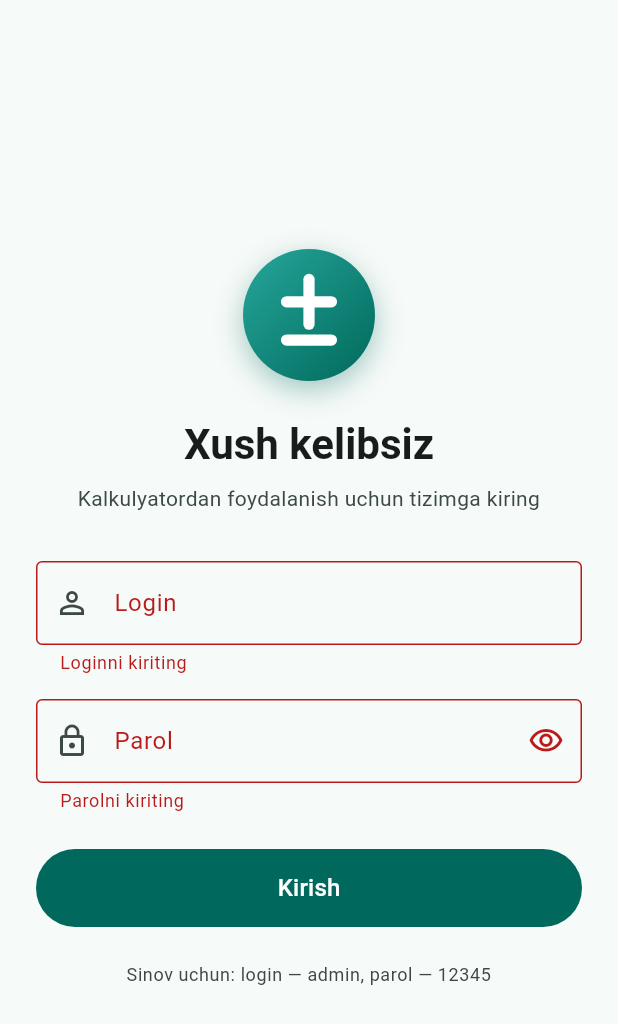
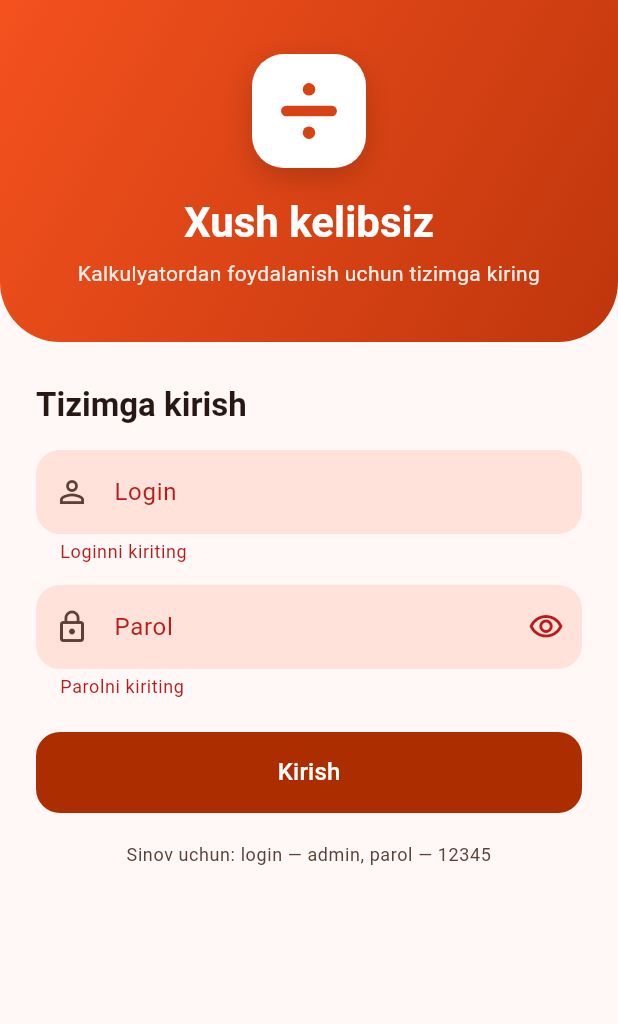
Before and after one commit to xNITE-oss/mobila-app, a Flutter app: the screen it shows after launch, after a tap on "Kirish", on a phone screen of 412 x 824 dp. Shown: the top 1024 px of the screen. Run offline on Flutter 3.47's test engine with Material 3 defaults, Android fonts, the phone set to English and light mode, and no system bars; our stand-ins replace material_ui.

Commit message:
Ilovaning yangi dizayni: to'q sariq ranglar, «÷» logotipi
- Asosiy rang to'q sariq; kalkulyatorning yuqori paneli rangli,
  sarlavha o'rtada.
- Kalkulyator ekrani alohida ramka ichida, tugmalar burchaklari
  yumaloq kvadrat shaklida.
- Tugmalar joylashuvi o'zgardi: o'chirish tugmasi yuqori qatorda,
  qavs tugmasi pastki qatorda.
- Login oynasi: yuqorida rangli sarlavha qismi, maydonlar to'ldirilgan
  fonda.
- Yangi logotip va ilova belgisi («÷»), README rasmlari yangilandi.

```diff
--- a/lib/main.dart
+++ b/lib/main.dart
@@ -14,7 +14,7 @@ class KalkulyatorApp extends StatelessWidget {
   const KalkulyatorApp({super.key});
 
   /// Butun ilova ranglari shu bitta rangdan hosil qilinadi.
-  static const Color _seedColor = Color(0xFF00897B);
+  static const Color _seedColor = Color(0xFFE64A19);
 
   @override
   Widget build(BuildContext context) {
--- a/lib/screens/calculator_screen.dart
+++ b/lib/screens/calculator_screen.dart
@@ -49,19 +49,22 @@ class _CalculatorScreenState extends State<CalculatorScreen> {
         _KeySpec(
           id: 'clear',
           label: 'AC',
-          kind: _KeyKind.action,
+          kind: _KeyKind.function,
           action: _engine.clear,
         ),
         _KeySpec(
-          id: 'parens',
-          label: '( )',
-          kind: _KeyKind.operator,
-          action: _engine.inputParenthesis,
+          id: 'backspace',
+          icon: Icons.backspace_outlined,
+          semanticLabel: "O'chirish",
+          kind: _KeyKind.function,
+          action: _engine.backspace,
+          // Uzoq bosib turilsa, hammasi tozalanadi.
+          longPressAction: _engine.clear,
         ),
         _KeySpec(
           id: 'percent',
           label: '%',
-          kind: _KeyKind.operator,
+          kind: _KeyKind.function,
           action: _engine.inputPercent,
         ),
         operator('divide', '÷', Sym.divide),
@@ -70,21 +73,18 @@ class _CalculatorScreenState extends State<CalculatorScreen> {
       [digit(4), digit(5), digit(6), operator('minus', '−', Sym.minus)],
       [digit(1), digit(2), digit(3), operator('plus', '+', Sym.plus)],
       [
+        _KeySpec(
+          id: 'parens',
+          label: '( )',
+          kind: _KeyKind.function,
+          action: _engine.inputParenthesis,
+        ),
         digit(0),
         _KeySpec(
           id: 'dot',
           label: '.',
           kind: _KeyKind.digit,
           action: _engine.inputDot,
-        ),
-        _KeySpec(
-          id: 'backspace',
-          icon: Icons.backspace_outlined,
-          semanticLabel: "O'chirish",
-          kind: _KeyKind.digit,
-          action: _engine.backspace,
-          // Uzoq bosib turilsa, hammasi tozalanadi.
-          longPressAction: _engine.clear,
         ),
         _KeySpec(
           id: 'equals',
@@ -160,17 +160,25 @@ class _CalculatorScreenState extends State<CalculatorScreen> {
   @override
   Widget build(BuildContext context) {
     final theme = Theme.of(context);
+    final scheme = theme.colorScheme;
+    // Yuqori panel rangi: yorug' mavzuda asosiy rang, qorong'i mavzuda
+    // uning to'qroq ko'rinishi.
+    final dark = theme.brightness == Brightness.dark;
+    final barColor = dark ? scheme.primaryContainer : scheme.primary;
+    final onBarColor = dark ? scheme.onPrimaryContainer : scheme.onPrimary;
 
     return Scaffold(
       appBar: AppBar(
+        centerTitle: true,
+        backgroundColor: barColor,
+        foregroundColor: onBarColor,
         title: Column(
-          crossAxisAlignment: CrossAxisAlignment.start,
           children: [
             const Text('Kalkulyator'),
             Text(
               'Foydalanuvchi: ${widget.username}',
               style: theme.textTheme.labelMedium?.copyWith(
-                color: theme.colorScheme.onSurfaceVariant,
+                color: onBarColor.withValues(alpha: 0.85),
               ),
             ),
           ],
@@ -272,8 +280,14 @@ class _Display extends StatelessWidget {
     return GestureDetector(
       behavior: HitTestBehavior.opaque,
       onLongPress: onLongPress,
-      child: Padding(
-        padding: const EdgeInsets.fromLTRB(24, 8, 24, 12),
+      child: Container(
+        margin: const EdgeInsets.fromLTRB(16, 12, 16, 14),
+        padding: const EdgeInsets.fromLTRB(20, 10, 20, 12),
+        decoration: BoxDecoration(
+          color: scheme.surfaceContainerLow,
+          borderRadius: BorderRadius.circular(28),
+          border: Border.all(color: scheme.outlineVariant),
+        ),
         child: LayoutBuilder(
           builder: (context, constraints) {
             return Align(
@@ -381,8 +395,9 @@ class _SingleLine extends StatelessWidget {
 // Tugmalar
 // -------------------------------------------------------------------------
 
-/// Tugma turi — rangini belgilaydi.
-enum _KeyKind { digit, operator, action, equals }
+/// Tugma turi — rangini belgilaydi: raqam, yordamchi tugma (AC, o'chirish,
+/// foiz, qavs), amal va «=».
+enum _KeyKind { digit, function, operator, equals }
 
 /// Bitta tugma tavsifi.
 class _KeySpec {
@@ -420,7 +435,7 @@ class _Keypad extends StatelessWidget {
   @override
   Widget build(BuildContext context) {
     return Padding(
-      padding: const EdgeInsets.fromLTRB(11, 0, 11, 11),
+      padding: const EdgeInsets.fromLTRB(12, 0, 12, 12),
       child: Column(
         children: [
           for (final row in rows)
@@ -451,22 +466,22 @@ class _CalcButton extends StatelessWidget {
   Widget build(BuildContext context) {
     final scheme = Theme.of(context).colorScheme;
     final (background, foreground) = switch (spec.kind) {
-      _KeyKind.digit => (scheme.surfaceContainerHigh, scheme.onSurface),
-      _KeyKind.operator => (
+      _KeyKind.digit => (scheme.surfaceContainerHighest, scheme.onSurface),
+      _KeyKind.function => (
         scheme.secondaryContainer,
         scheme.onSecondaryContainer,
       ),
-      _KeyKind.action => (scheme.tertiaryContainer, scheme.onTertiaryContainer),
-      _KeyKind.equals => (scheme.primary, scheme.onPrimary),
+      _KeyKind.operator => (scheme.primary, scheme.onPrimary),
+      _KeyKind.equals => (scheme.tertiary, scheme.onTertiary),
     };
     final longPressAction = spec.longPressAction;
 
     return Padding(
-      padding: const EdgeInsets.all(5),
+      padding: const EdgeInsets.all(4),
       child: Material(
         key: Key('key_${spec.id}'),
         color: background,
-        shape: const StadiumBorder(),
+        shape: RoundedRectangleBorder(borderRadius: BorderRadius.circular(20)),
         clipBehavior: Clip.antiAlias,
         child: InkWell(
           onTap: () => onPressed(spec.action),
--- a/lib/screens/login_screen.dart
+++ b/lib/screens/login_screen.dart
@@ -64,16 +64,43 @@ class _LoginScreenState extends State<LoginScreen> {
     if (_authError != null) setState(() => _authError = null);
   }
 
+  /// Kiritish maydonlarining umumiy ko'rinishi: to'ldirilgan fon va
+  /// yumaloq burchaklar.
+  InputDecoration _fieldDecoration({
+    required String label,
+    required IconData icon,
+    Widget? suffixIcon,
+  }) {
+    return InputDecoration(
+      labelText: label,
+      prefixIcon: Icon(icon),
+      suffixIcon: suffixIcon,
+      filled: true,
+      fillColor: Theme.of(context).colorScheme.surfaceContainerHigh,
+      border: OutlineInputBorder(
+        borderRadius: BorderRadius.circular(16),
+        borderSide: BorderSide.none,
+      ),
+    );
+  }
+
   @override
   Widget build(BuildContext context) {
     final theme = Theme.of(context);
     final scheme = theme.colorScheme;
 
     return Scaffold(
-      body: SafeArea(
+      body: LayoutBuilder(
+        builder: (context, constraints) => SingleChildScrollView(
+          child: ConstrainedBox(
+            // Mazmun kam bo'lsa ham sahifa butun ekranni egallaydi.
+            constraints: BoxConstraints(minHeight: constraints.maxHeight),
+            child: Column(
+              children: [
+                const _Header(),
+                Padding(
+                  padding: const EdgeInsets.fromLTRB(24, 28, 24, 24),
                   child: Center(
-          child: SingleChildScrollView(
-            padding: const EdgeInsets.all(24),
                     child: ConstrainedBox(
                       constraints: const BoxConstraints(maxWidth: 400),
                       child: Form(
@@ -81,31 +108,19 @@ class _LoginScreenState extends State<LoginScreen> {
                         child: Column(
                           crossAxisAlignment: CrossAxisAlignment.stretch,
                           children: [
-                    const Center(child: AppLogo()),
-                    const SizedBox(height: 24),
                             Text(
-                      'Xush kelibsiz',
-                      textAlign: TextAlign.center,
-                      style: theme.textTheme.headlineMedium?.copyWith(
+                              'Tizimga kirish',
+                              style: theme.textTheme.titleLarge?.copyWith(
                                 fontWeight: FontWeight.w600,
                               ),
                             ),
-                    const SizedBox(height: 8),
-                    Text(
-                      'Kalkulyatordan foydalanish uchun tizimga kiring',
-                      textAlign: TextAlign.center,
-                      style: theme.textTheme.bodyMedium?.copyWith(
-                        color: scheme.onSurfaceVariant,
-                      ),
-                    ),
-                    const SizedBox(height: 32),
+                            const SizedBox(height: 16),
                             TextFormField(
                               key: const Key('login_field'),
                               controller: _loginController,
-                      decoration: const InputDecoration(
-                        labelText: 'Login',
-                        prefixIcon: Icon(Icons.person_outline),
-                        border: OutlineInputBorder(),
+                              decoration: _fieldDecoration(
+                                label: 'Login',
+                                icon: Icons.person_outline,
                               ),
                               textInputAction: TextInputAction.next,
                               autocorrect: false,
@@ -116,15 +131,14 @@ class _LoginScreenState extends State<LoginScreen> {
                                   ? 'Loginni kiriting'
                                   : null,
                             ),
-                    const SizedBox(height: 16),
+                            const SizedBox(height: 14),
                             TextFormField(
                               key: const Key('password_field'),
                               controller: _passwordController,
                               obscureText: _obscurePassword,
-                      decoration: InputDecoration(
-                        labelText: 'Parol',
-                        prefixIcon: const Icon(Icons.lock_outline),
-                        border: const OutlineInputBorder(),
+                              decoration: _fieldDecoration(
+                                label: 'Parol',
+                                icon: Icons.lock_outline,
                                 suffixIcon: IconButton(
                                   key: const Key('password_visibility_button'),
                                   tooltip: _obscurePassword
@@ -143,7 +157,8 @@ class _LoginScreenState extends State<LoginScreen> {
                               textInputAction: TextInputAction.done,
                               onChanged: _clearAuthError,
                               onFieldSubmitted: (_) => _submit(),
-                      validator: (value) => (value == null || value.isEmpty)
+                              validator: (value) =>
+                                  (value == null || value.isEmpty)
                                   ? 'Parolni kiriting'
                                   : null,
                             ),
@@ -151,17 +166,20 @@ class _LoginScreenState extends State<LoginScreen> {
                               const SizedBox(height: 16),
                               _ErrorBanner(message: _authError!),
                             ],
-                    const SizedBox(height: 24),
+                            const SizedBox(height: 22),
                             FilledButton(
                               key: const Key('login_button'),
                               onPressed: _submit,
                               style: FilledButton.styleFrom(
-                        minimumSize: const Size.fromHeight(52),
+                                minimumSize: const Size.fromHeight(54),
+                                shape: RoundedRectangleBorder(
+                                  borderRadius: BorderRadius.circular(16),
+                                ),
                                 textStyle: theme.textTheme.titleMedium,
                               ),
                               child: const Text('Kirish'),
                             ),
-                    const SizedBox(height: 24),
+                            const SizedBox(height: 20),
                             Text(
                               'Sinov uchun: login — ${AuthService.demoLogin}, '
                               'parol — ${AuthService.demoPassword}',
@@ -174,6 +192,60 @@ class _LoginScreenState extends State<LoginScreen> {
                         ),
                       ),
                     ),
+                  ),
+                ),
+              ],
+            ),
+          ),
+        ),
+      ),
+    );
+  }
+}
+
+/// Oynaning yuqori qismi: rangli fon ustida logotip va sarlavha.
+class _Header extends StatelessWidget {
+  const _Header();
+
+  @override
+  Widget build(BuildContext context) {
+    final textTheme = Theme.of(context).textTheme;
+
+    return Container(
+      width: double.infinity,
+      decoration: const BoxDecoration(
+        gradient: LinearGradient(
+          begin: Alignment.topLeft,
+          end: Alignment.bottomRight,
+          colors: [Color(0xFFF4511E), Color(0xFFBF360C)],
+        ),
+        borderRadius: BorderRadius.vertical(bottom: Radius.circular(40)),
+      ),
+      child: SafeArea(
+        bottom: false,
+        child: Padding(
+          padding: const EdgeInsets.fromLTRB(24, 36, 24, 36),
+          child: Column(
+            children: [
+              const AppLogo(size: 76, onColor: true),
+              const SizedBox(height: 18),
+              Text(
+                'Xush kelibsiz',
+                textAlign: TextAlign.center,
+                style: textTheme.headlineMedium?.copyWith(
+                  color: Colors.white,
+                  fontWeight: FontWeight.w700,
+                ),
+              ),
+              const SizedBox(height: 6),
+              Text(
+                'Kalkulyatordan foydalanish uchun tizimga kiring',
+                textAlign: TextAlign.center,
+                style: textTheme.bodyMedium?.copyWith(
+                  color: Colors.white.withValues(alpha: 0.92),
+                ),
+              ),
+            ],
           ),
         ),
       ),
--- a/lib/widgets/app_logo.dart
+++ b/lib/widgets/app_logo.dart
@@ -1,18 +1,22 @@
 import 'package:material_ui/material_ui.dart';
 
-/// Ilova logotipi: yashil doira ichida oq «±» belgisi.
+/// Ilova logotipi: burchaklari yumaloq to'q sariq kvadrat ichida «÷» belgisi.
 ///
 /// Logotip rasm faylidan olinmaydi, balki [CustomPaint] yordamida
 /// chiziladi. Shu sababli u har qanday o'lchamda tiniq chiqadi.
 class AppLogo extends StatelessWidget {
-  const AppLogo({super.key, this.size = 88});
+  const AppLogo({super.key, this.size = 88, this.onColor = false});
 
   /// Logotipning eni va bo'yi.
   final double size;
 
+  /// Logotip rangli fon ustida turadimi. `true` bo'lsa, kvadrat oq,
+  /// belgi esa rangli chiziladi.
+  final bool onColor;
+
   /// Logotip ranglari (ilovaning asosiy rangi bilan uyg'un).
-  static const Color lightColor = Color(0xFF26A69A);
-  static const Color darkColor = Color(0xFF00695C);
+  static const Color lightColor = Color(0xFFFF7043);
+  static const Color darkColor = Color(0xFFD84315);
 
   @override
   Widget build(BuildContext context) {
@@ -23,59 +27,55 @@ class AppLogo extends StatelessWidget {
         width: size,
         height: size,
         decoration: BoxDecoration(
-          shape: BoxShape.circle,
-          gradient: const LinearGradient(
-            begin: Alignment.topLeft,
-            end: Alignment.bottomRight,
-            colors: [lightColor, darkColor],
-          ),
+          borderRadius: BorderRadius.circular(size * 0.28),
+          color: onColor ? Colors.white : null,
+          gradient: onColor
+              ? null
+              : const LinearGradient(
+                  begin: Alignment.topLeft,
+                  end: Alignment.bottomRight,
+                  colors: [lightColor, darkColor],
+                ),
           boxShadow: [
             BoxShadow(
-              color: darkColor.withValues(alpha: 0.35),
+              color: Colors.black.withValues(alpha: 0.18),
               blurRadius: 16,
               offset: const Offset(0, 6),
             ),
           ],
         ),
-        child: CustomPaint(painter: _PlusMinusPainter()),
+        child: CustomPaint(
+          painter: _DividePainter(color: onColor ? darkColor : Colors.white),
+        ),
       ),
     );
   }
 }
 
-/// «±» belgisini chizadi: tepada plyus, pastda minus.
-class _PlusMinusPainter extends CustomPainter {
+/// «÷» belgisini chizadi: o'rtada chiziq, tepasida va pastida nuqta.
+class _DividePainter extends CustomPainter {
+  const _DividePainter({required this.color});
+
+  final Color color;
+
   @override
   void paint(Canvas canvas, Size size) {
-    final paint = Paint()
-      ..color = Colors.white
-      ..strokeWidth = size.width * 0.085
+    final center = size.center(Offset.zero);
+    final line = Paint()
+      ..color = color
+      ..strokeWidth = size.width * 0.09
       ..strokeCap = StrokeCap.round;
+    final dot = Paint()..color = color;
 
-    final centerX = size.width / 2;
-    final arm = size.width * 0.17; // chiziq uzunligining yarmi
-    final plusY = size.height * 0.40;
-    final minusY = size.height * 0.69;
+    final half = size.width * 0.20; // chiziq uzunligining yarmi
+    final gap = size.height * 0.19; // nuqtadan chiziqqacha masofa
+    final radius = size.width * 0.055;
 
-    // Plyus: gorizontal va vertikal chiziq.
-    canvas.drawLine(
-      Offset(centerX - arm, plusY),
-      Offset(centerX + arm, plusY),
-      paint,
-    );
-    canvas.drawLine(
-      Offset(centerX, plusY - arm),
-      Offset(centerX, plusY + arm),
-      paint,
-    );
-    // Minus: bitta gorizontal chiziq.
-    canvas.drawLine(
-      Offset(centerX - arm, minusY),
-      Offset(centerX + arm, minusY),
-      paint,
-    );
+    canvas.drawLine(center - Offset(half, 0), center + Offset(half, 0), line);
+    canvas.drawCircle(center - Offset(0, gap), radius, dot);
+    canvas.drawCircle(center + Offset(0, gap), radius, dot);
   }
 
   @override
-  bool shouldRepaint(covariant CustomPainter oldDelegate) => false;
+  bool shouldRepaint(_DividePainter oldDelegate) => oldDelegate.color != color;
 }
```
Also changed, not shown: 36 other files. Lines whose indentation alone changed are shown as unchanged.
